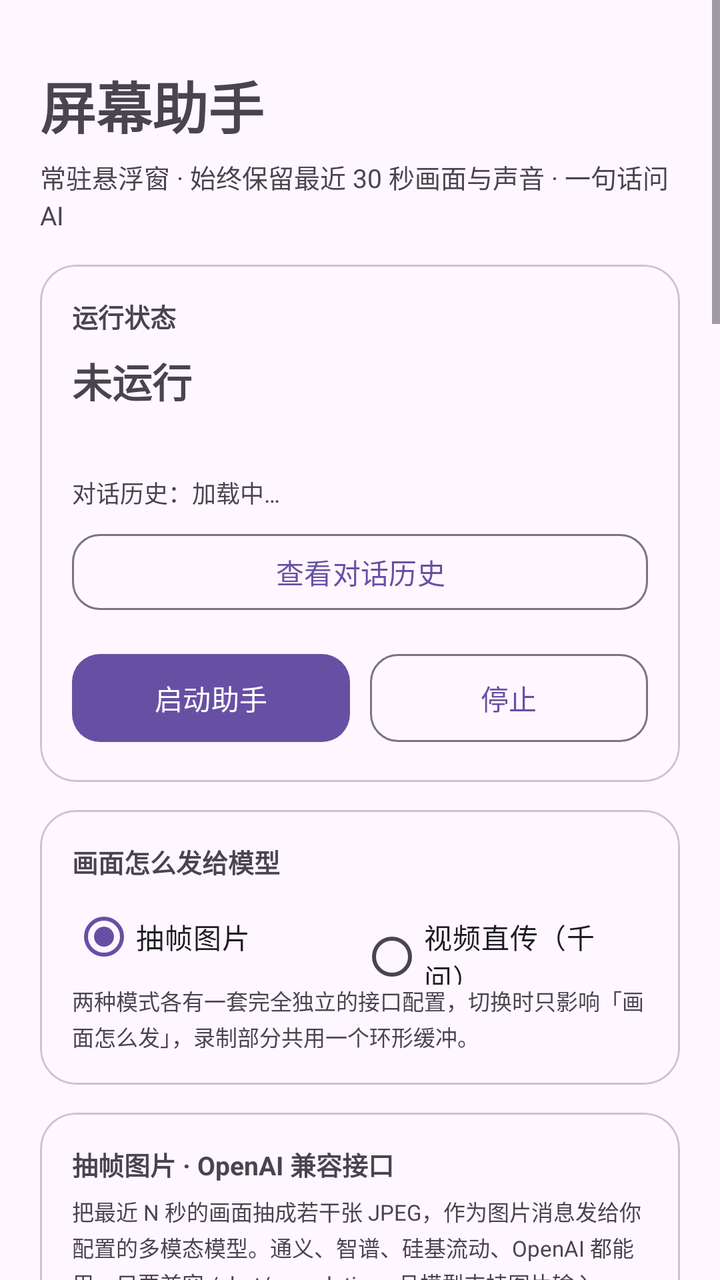
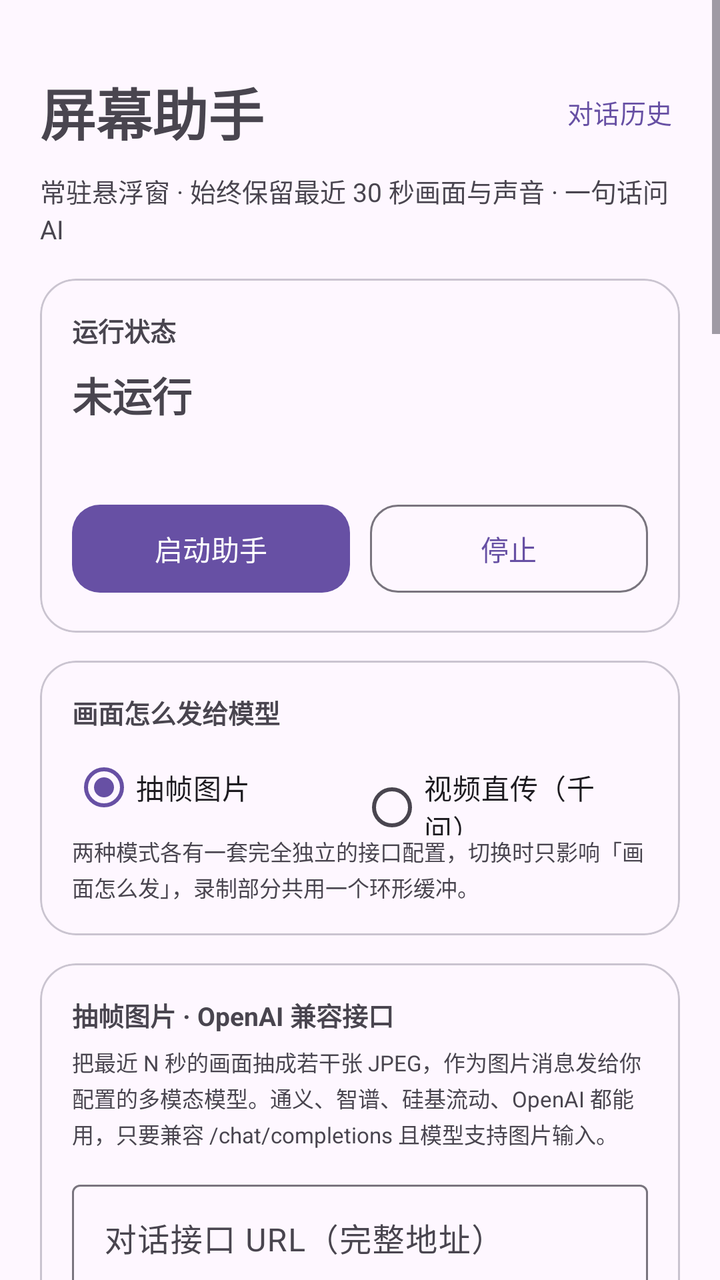

An Android layout rendered at two revisions. The XML below is the earlier revision; the diff shows what the commit changed to produce the second picture.
<!-- AndroidManifest.xml: activity theme Theme.ScreenMemory -->
<!-- res/layout/activity_main.xml -->
<?xml version="1.0" encoding="utf-8"?>
<ScrollView xmlns:android="http://schemas.android.com/apk/res/android"
    xmlns:app="http://schemas.android.com/apk/res-auto"
    android:layout_width="match_parent"
    android:layout_height="match_parent"
    android:fillViewport="true">

    <LinearLayout
        android:layout_width="match_parent"
        android:layout_height="wrap_content"
        android:orientation="vertical"
        android:padding="20dp">

        <TextView
            android:layout_width="wrap_content"
            android:layout_height="wrap_content"
            android:layout_marginTop="12dp"
            android:text="@string/app_name"
            android:textSize="28sp"
            android:textStyle="bold" />

        <TextView
            android:layout_width="match_parent"
            android:layout_height="wrap_content"
            android:layout_marginTop="6dp"
            android:layout_marginBottom="16dp"
            android:lineSpacingExtra="3dp"
            android:text="@string/app_subtitle"
            android:textSize="13sp" />

        
        <com.google.android.material.card.MaterialCardView
            android:layout_width="match_parent"
            android:layout_height="wrap_content"
            app:cardCornerRadius="18dp"
            app:cardElevation="0dp"
            app:strokeWidth="1dp">

            <LinearLayout
                android:layout_width="match_parent"
                android:layout_height="wrap_content"
                android:orientation="vertical"
                android:padding="16dp">

                <TextView
                    android:layout_width="wrap_content"
                    android:layout_height="wrap_content"
                    android:text="@string/section_status"
                    android:textSize="13sp"
                    android:textStyle="bold" />

                <TextView
                    android:id="@+id/tvStatus"
                    android:layout_width="wrap_content"
                    android:layout_height="wrap_content"
                    android:layout_marginTop="8dp"
                    android:text="未运行"
                    android:textSize="20sp"
                    android:textStyle="bold" />

                <TextView
                    android:id="@+id/tvPermission"
                    android:layout_width="match_parent"
                    android:layout_height="wrap_content"
                    android:layout_marginTop="6dp"
                    android:textSize="12sp" />

                <TextView
                    android:id="@+id/tvChatHistory"
                    android:layout_width="match_parent"
                    android:layout_height="wrap_content"
                    android:layout_marginTop="10dp"
                    android:lineSpacingExtra="2dp"
                    android:text="对话历史：加载中…"
                    android:textSize="12sp" />

                <com.google.android.material.button.MaterialButton
                    android:id="@+id/btnHistory"
                    style="@style/Widget.Material3.Button.OutlinedButton"
                    android:layout_width="match_parent"
                    android:layout_height="46dp"
                    android:layout_marginTop="8dp"
                    android:text="查看对话历史"
                    app:cornerRadius="14dp" />

                <LinearLayout
                    android:layout_width="match_parent"
                    android:layout_height="wrap_content"
                    android:layout_marginTop="14dp"
                    android:orientation="horizontal">

                    <com.google.android.material.button.MaterialButton
                        android:id="@+id/btnStart"
                        android:layout_width="0dp"
                        android:layout_height="52dp"
                        android:layout_weight="1"
                        android:text="@string/btn_start"
                        app:cornerRadius="14dp" />

                    <com.google.android.material.button.MaterialButton
                        android:id="@+id/btnStop"
                        style="@style/Widget.Material3.Button.OutlinedButton"
                        android:layout_width="0dp"
                        android:layout_height="52dp"
                        android:layout_marginStart="10dp"
                        android:layout_weight="1"
                        android:text="@string/btn_stop"
                        app:cornerRadius="14dp" />
                </LinearLayout>
            </LinearLayout>
        </com.google.android.material.card.MaterialCardView>

        
        <com.google.android.material.card.MaterialCardView
            android:layout_width="match_parent"
            android:layout_height="wrap_content"
            android:layout_marginTop="14dp"
            app:cardCornerRadius="18dp"
            app:cardElevation="0dp"
            app:strokeWidth="1dp">

            <LinearLayout
                android:layout_width="match_parent"
                android:layout_height="wrap_content"
                android:orientation="vertical"
                android:padding="16dp">

                <TextView
                    android:layout_width="wrap_content"
                    android:layout_height="wrap_content"
                    android:text="画面怎么发给模型"
                    android:textSize="13sp"
                    android:textStyle="bold" />

                <RadioGroup
                    android:id="@+id/rgMode"
                    android:layout_width="match_parent"
                    android:layout_height="wrap_content"
                    android:layout_marginTop="4dp"
                    android:orientation="horizontal">

                    <RadioButton
                        android:id="@+id/rbFrames"
                        android:layout_width="0dp"
                        android:layout_height="wrap_content"
                        android:layout_weight="1"
                        android:checked="true"
                        android:text="抽帧图片"
                        android:textSize="14sp" />

                    <RadioButton
                        android:id="@+id/rbVideo"
                        android:layout_width="0dp"
                        android:layout_height="wrap_content"
                        android:layout_weight="1"
                        android:text="视频直传（千问）"
                        android:textSize="14sp" />
                </RadioGroup>

                <TextView
                    android:layout_width="match_parent"
                    android:layout_height="wrap_content"
                    android:lineSpacingExtra="2dp"
                    android:text="两种模式各有一套完全独立的接口配置，切换时只影响「画面怎么发」，录制部分共用一个环形缓冲。"
                    android:textSize="11sp" />
            </LinearLayout>
        </com.google.android.material.card.MaterialCardView>

        
        <com.google.android.material.card.MaterialCardView
            android:id="@+id/groupFrames"
            android:layout_width="match_parent"
            android:layout_height="wrap_content"
            android:layout_marginTop="14dp"
            app:cardCornerRadius="18dp"
            app:cardElevation="0dp"
            app:strokeWidth="1dp">

            <LinearLayout
                android:layout_width="match_parent"
                android:layout_height="wrap_content"
                android:orientation="vertical"
                android:padding="16dp">

                <TextView
                    android:layout_width="wrap_content"
                    android:layout_height="wrap_content"
                    android:text="抽帧图片 · OpenAI 兼容接口"
                    android:textSize="13sp"
                    android:textStyle="bold" />

                <TextView
                    android:layout_width="match_parent"
                    android:layout_height="wrap_content"
                    android:layout_marginTop="6dp"
                    android:lineSpacingExtra="2dp"
                    android:text="把最近 N 秒的画面抽成若干张 JPEG，作为图片消息发给你配置的多模态模型。通义、智谱、硅基流动、OpenAI 都能用，只要兼容 /chat/completions 且模型支持图片输入。"
                    android:textSize="11sp" />

                <com.google.android.material.textfield.TextInputLayout
                    android:layout_width="match_parent"
                    android:layout_height="wrap_content"
                    android:layout_marginTop="12dp"
                    android:hint="对话接口 URL（完整地址）"
                    app:helperText="把完整请求地址整条粘进来，程序不会再拼接任何路径。例：https://dashscope.aliyuncs.com/compatible-mode/v1/chat/completions">

                    <com.google.android.material.textfield.TextInputEditText
                        android:id="@+id/etChatBase"
                        android:layout_width="match_parent"
                        android:layout_height="wrap_content"
                        android:inputType="textUri"
                        android:maxLines="1" />
                </com.google.android.material.textfield.TextInputLayout>

                <com.google.android.material.textfield.TextInputLayout
                    android:id="@+id/tilApiKey"
                    android:layout_width="match_parent"
                    android:layout_height="wrap_content"
                    android:layout_marginTop="8dp"
                    android:hint="API Key"
                    app:endIconMode="password_toggle"
                    app:helperText="该厂商的密钥，只保存在本机。请求时以 Authorization: Bearer 头发出；视频直传和语音转写留空时会复用它">

                    <com.google.android.material.textfield.TextInputEditText
                        android:id="@+id/etApiKey"
                        android:layout_width="match_parent"
                        android:layout_height="wrap_content"
                        android:inputType="textPassword"
                        android:maxLines="1" />
                </com.google.android.material.textfield.TextInputLayout>

                <com.google.android.material.textfield.TextInputLayout
                    android:layout_width="match_parent"
                    android:layout_height="wrap_content"
                    android:layout_marginTop="8dp"
                    android:hint="对话模型"
                    app:helperText="必须支持图片输入（多模态视觉模型），否则图片会被忽略或直接报错。例：qwen-vl-max、glm-4v-plus、gpt-4o-mini">

                    <com.google.android.material.textfield.TextInputEditText
                        android:id="@+id/etChatModel"
                        android:layout_width="match_parent"
                        android:layout_height="wrap_content"
                        android:inputType="text"
                        android:maxLines="1" />
                </com.google.android.material.textfield.TextInputLayout>

                <LinearLayout
                    android:layout_width="match_parent"
                    android:layout_height="wrap_content"
                    android:layout_marginTop="12dp"
                    android:gravity="center_vertical"
                    android:orientation="horizontal">

                    <TextView
                        android:layout_width="0dp"
                        android:layout_height="wrap_content"
                        android:layout_weight="1"
                        android:text="每次发送的画面张数（1–20）"
                        android:textSize="14sp" />

                    <com.google.android.material.textfield.TextInputLayout
                        android:layout_width="104dp"
                        android:layout_height="wrap_content"
                        android:hint="帧数"
                        app:boxBackgroundMode="outline">

                        <com.google.android.material.textfield.TextInputEditText
                            android:id="@+id/etFrames"
                            android:layout_width="match_parent"
                            android:layout_height="wrap_content"
                            android:inputType="number"
                            android:maxLength="2"
                            android:maxLines="1"
                            android:text="8"
                            android:textSize="14sp" />
                    </com.google.android.material.textfield.TextInputLayout>
                </LinearLayout>

                <com.google.android.material.slider.Slider
                    android:id="@+id/sliderFrames"
                    android:layout_width="match_parent"
                    android:layout_height="wrap_content"
                    android:stepSize="1"
                    android:value="8"
                    android:valueFrom="1"
                    android:valueTo="20" />

                <TextView
                    android:layout_width="match_parent"
                    android:layout_height="wrap_content"
                    android:lineSpacingExtra="2dp"
                    android:text="帧数是把 N 秒的画面「均匀切几刀」：8 帧＝每 3.75 秒取一张（窗口 30 秒时）。张数越多越能看出画面怎么变化，但每张约 40–70KB，请求体积和 token 成本随之上涨。可以直接在数字框里填任意值，滑块会跟着走。"
                    android:textSize="11sp" />
            </LinearLayout>
        </com.google.android.material.card.MaterialCardView>

        
        <com.google.android.material.card.MaterialCardView
            android:id="@+id/groupVideo"
            android:layout_width="match_parent"
            android:layout_height="wrap_content"
            android:layout_marginTop="14dp"
            android:visibility="gone"
            app:cardCornerRadius="18dp"
            app:cardElevation="0dp"
            app:strokeWidth="1dp">

            <LinearLayout
                android:layout_width="match_parent"
                android:layout_height="wrap_content"
                android:orientation="vertical"
                android:padding="16dp">

                <TextView
                    android:layout_width="wrap_content"
                    android:layout_height="wrap_content"
                    android:text="视频直传 · 千问（百炼）"
                    android:textSize="13sp"
                    android:textStyle="bold" />

                <TextView
                    android:layout_width="match_parent"
                    android:layout_height="wrap_content"
                    android:layout_marginTop="6dp"
                    android:lineSpacingExtra="2dp"
                    android:text="把整段 MP4（含音轨）上传到百炼临时空间，再用 oss:// 地址调用多模态接口。有三步：申请上传凭证 → 传文件 → 生成回答。文件 48 小时后自动清理。"
                    android:textSize="11sp" />

                <com.google.android.material.textfield.TextInputLayout
                    android:layout_width="match_parent"
                    android:layout_height="wrap_content"
                    android:layout_marginTop="12dp"
                    android:hint="视频对话 URL（完整地址）"
                    app:helperText="百炼 OpenAI 兼容入口，完整粘贴。例：https://dashscope.aliyuncs.com/compatible-mode/v1/chat/completions">

                    <com.google.android.material.textfield.TextInputEditText
                        android:id="@+id/etVideoChat"
                        android:layout_width="match_parent"
                        android:layout_height="wrap_content"
                        android:inputType="textUri"
                        android:maxLines="1" />
                </com.google.android.material.textfield.TextInputLayout>

                <com.google.android.material.textfield.TextInputLayout
                    android:layout_width="match_parent"
                    android:layout_height="wrap_content"
                    android:layout_marginTop="8dp"
                    android:hint="上传凭证 URL（完整地址）"
                    app:helperText="程序会在后面追加 ?action=getPolicy&amp;model=…。例：https://dashscope.aliyuncs.com/api/v1/uploads">

                    <com.google.android.material.textfield.TextInputEditText
                        android:id="@+id/etVideoUpload"
                        android:layout_width="match_parent"
                        android:layout_height="wrap_content"
                        android:inputType="textUri"
                        android:maxLines="1" />
                </com.google.android.material.textfield.TextInputLayout>

                <com.google.android.material.textfield.TextInputLayout
                    android:id="@+id/tilVideoKey"
                    android:layout_width="match_parent"
                    android:layout_height="wrap_content"
                    android:layout_marginTop="8dp"
                    android:hint="百炼 API Key（可留空）"
                    app:endIconMode="password_toggle"
                    app:helperText="留空则复用上面抽帧模式的 API Key；用阿里云百炼时建议单独填">

                    <com.google.android.material.textfield.TextInputEditText
                        android:id="@+id/etVideoKey"
                        android:layout_width="match_parent"
                        android:layout_height="wrap_content"
                        android:inputType="textPassword"
                        android:maxLines="1" />
                </com.google.android.material.textfield.TextInputLayout>

                <com.google.android.material.textfield.TextInputLayout
                    android:layout_width="match_parent"
                    android:layout_height="wrap_content"
                    android:layout_marginTop="8dp"
                    android:hint="视频模型（qwen-vl-max / qwen3.5-omni-plus）"
                    app:helperText="上传文件时会和你填的模型绑定，之后必须用同一个模型调用，否则报错">

                    <com.google.android.material.textfield.TextInputEditText
                        android:id="@+id/etVideoModel"
                        android:layout_width="match_parent"
                        android:layout_height="wrap_content"
                        android:inputType="text"
                        android:maxLines="1" />
                </com.google.android.material.textfield.TextInputLayout>

                <TextView
                    android:layout_width="wrap_content"
                    android:layout_height="wrap_content"
                    android:layout_marginTop="12dp"
                    android:text="模型能听声音吗"
                    android:textSize="14sp" />

                <TextView
                    android:id="@+id/tvAudioModeHint"
                    android:layout_width="match_parent"
                    android:layout_height="wrap_content"
                    android:textSize="11sp" />

                <RadioGroup
                    android:id="@+id/rgAudioMode"
                    android:layout_width="match_parent"
                    android:layout_height="wrap_content"
                    android:orientation="horizontal">

                    <RadioButton
                        android:id="@+id/rbAudioAuto"
                        android:layout_width="0dp"
                        android:layout_height="wrap_content"
                        android:layout_weight="1"
                        android:checked="true"
                        android:text="自动"
                        android:textSize="13sp" />

                    <RadioButton
                        android:id="@+id/rbAudioOn"
                        android:layout_width="0dp"
                        android:layout_height="wrap_content"
                        android:layout_weight="1"
                        android:text="能听"
                        android:textSize="13sp" />

                    <RadioButton
                        android:id="@+id/rbAudioOff"
                        android:layout_width="0dp"
                        android:layout_height="wrap_content"
                        android:layout_weight="1"
                        android:text="听不到"
                        android:textSize="13sp" />
                </RadioGroup>

                <TextView
                    android:layout_width="match_parent"
                    android:layout_height="wrap_content"
                    android:lineSpacingExtra="2dp"
                    android:text="「自动」按型号名判断：含 omni（如 qwen3.5-omni-plus）视为能听声音，其余视为只看画面。用了别名或新命名时手动指定。这个开关只改 prompt 措辞和状态栏标注，不改上传参数——音轨该传还是会传。"
                    android:textSize="11sp" />
            </LinearLayout>
        </com.google.android.material.card.MaterialCardView>

        
        <com.google.android.material.card.MaterialCardView
            android:layout_width="match_parent"
            android:layout_height="wrap_content"
            android:layout_marginTop="14dp"
            app:cardCornerRadius="18dp"
            app:cardElevation="0dp"
            app:strokeWidth="1dp">

            <LinearLayout
                android:layout_width="match_parent"
                android:layout_height="wrap_content"
                android:orientation="vertical"
                android:padding="16dp">

                <TextView
                    android:layout_width="wrap_content"
                    android:layout_height="wrap_content"
                    android:text="@string/section_api"
                    android:textSize="13sp"
                    android:textStyle="bold" />

                <TextView
                    android:layout_width="match_parent"
                    android:layout_height="wrap_content"
                    android:layout_marginTop="6dp"
                    android:lineSpacingExtra="2dp"
                    android:text="只用于「按住说话」：先走系统离线识别（装了离线语言包可完全断网），没结果时再用同一段录音调下面的云端接口。两种画面模式都用它，所以单独列出来。"
                    android:textSize="11sp" />

                <androidx.appcompat.widget.SwitchCompat
                    android:id="@+id/swLocalAsr"
                    android:layout_width="match_parent"
                    android:layout_height="wrap_content"
                    android:layout_marginTop="8dp"
                    android:checked="true"
                    android:text="优先用系统离线识别"
                    android:textSize="14sp" />

                <TextView
                    android:layout_width="match_parent"
                    android:layout_height="wrap_content"
                    android:lineSpacingExtra="2dp"
                    android:text="开启后按系统能力走本地识别：装了离线语言包的机型可完全断网转写，零成本零延迟。机型不支持、没装离线包或识别不出结果时，自动回退到下面的云端接口（只影响“按住说话”，不影响画面）。"
                    android:textSize="11sp" />

                <com.google.android.material.textfield.TextInputLayout
                    android:layout_width="match_parent"
                    android:layout_height="wrap_content"
                    android:layout_marginTop="12dp"
                    android:hint="转写接口 URL（完整地址）"
                    app:helperText="同样填完整地址，不会拼接路径。例：https://dashscope.aliyuncs.com/compatible-mode/v1/audio/transcriptions">

                    <com.google.android.material.textfield.TextInputEditText
                        android:id="@+id/etAsrBase"
                        android:layout_width="match_parent"
                        android:layout_height="wrap_content"
                        android:inputType="textUri"
                        android:maxLines="1" />
                </com.google.android.material.textfield.TextInputLayout>

                <com.google.android.material.textfield.TextInputLayout
                    android:id="@+id/tilAsrKey"
                    android:layout_width="match_parent"
                    android:layout_height="wrap_content"
                    android:layout_marginTop="8dp"
                    android:hint="转写 API Key（可留空）"
                    app:endIconMode="password_toggle"
                    app:helperText="留空则复用抽帧模式的 API Key">

                    <com.google.android.material.textfield.TextInputEditText
                        android:id="@+id/etAsrKey"
                        android:layout_width="match_parent"
                        android:layout_height="wrap_content"
                        android:inputType="textPassword"
                        android:maxLines="1" />
                </com.google.android.material.textfield.TextInputLayout>

                <com.google.android.material.textfield.TextInputLayout
                    android:layout_width="match_parent"
                    android:layout_height="wrap_content"
                    android:layout_marginTop="8dp"
                    android:hint="转写模型"
                    app:helperText="Whisper 协议下的模型名，如 whisper-1、SenseVoiceSmall、qwen3-asr-flash、paraformer-v2 的兼容端点">

                    <com.google.android.material.textfield.TextInputEditText
                        android:id="@+id/etAsrModel"
                        android:layout_width="match_parent"
                        android:layout_height="wrap_content"
                        android:inputType="text"
                        android:maxLines="1" />
                </com.google.android.material.textfield.TextInputLayout>
            </LinearLayout>
        </com.google.android.material.card.MaterialCardView>

        
        <com.google.android.material.card.MaterialCardView
            android:layout_width="match_parent"
            android:layout_height="wrap_content"
            android:layout_marginTop="14dp"
            app:cardCornerRadius="18dp"
            app:cardElevation="0dp"
            app:strokeWidth="1dp">

            <LinearLayout
                android:layout_width="match_parent"
                android:layout_height="wrap_content"
                android:orientation="vertical"
                android:padding="16dp">

                <TextView
                    android:layout_width="wrap_content"
                    android:layout_height="wrap_content"
                    android:text="@string/section_capture"
                    android:textSize="13sp"
                    android:textStyle="bold" />

                <LinearLayout
                    android:layout_width="match_parent"
                    android:layout_height="wrap_content"
                    android:layout_marginTop="12dp"
                    android:gravity="center_vertical"
                    android:orientation="horizontal">

                    <TextView
                        android:layout_width="0dp"
                        android:layout_height="wrap_content"
                        android:layout_weight="1"
                        android:text="保留最近多少秒（5–60）"
                        android:textSize="14sp" />

                    <com.google.android.material.textfield.TextInputLayout
                        android:layout_width="104dp"
                        android:layout_height="wrap_content"
                        android:hint="秒数"
                        app:boxBackgroundMode="outline">

                        <com.google.android.material.textfield.TextInputEditText
                            android:id="@+id/etSeconds"
                            android:layout_width="match_parent"
                            android:layout_height="wrap_content"
                            android:inputType="number"
                            android:maxLength="2"
                            android:maxLines="1"
                            android:text="30"
                            android:textSize="14sp" />
                    </com.google.android.material.textfield.TextInputLayout>
                </LinearLayout>

                <com.google.android.material.slider.Slider
                    android:id="@+id/sliderSeconds"
                    android:layout_width="match_parent"
                    android:layout_height="wrap_content"
                    android:stepSize="1"
                    android:value="30"
                    android:valueFrom="5"
                    android:valueTo="60" />

                <TextView
                    android:layout_width="match_parent"
                    android:layout_height="wrap_content"
                    android:text="环形缓冲的窗口长度：内存里始终保留最近这么多秒的编码数据，点「发送」时从中截取。越长越能覆盖刚才发生的事，内存占用也按比例增长（60 秒、1080p/6Mbps 约 45MB）。"
                    android:textSize="11sp" />

                <TextView
                    android:layout_width="wrap_content"
                    android:layout_height="wrap_content"
                    android:layout_marginTop="12dp"
                    android:text="画质"
                    android:textSize="14sp" />

                <RadioGroup
                    android:id="@+id/rgQuality"
                    android:layout_width="match_parent"
                    android:layout_height="wrap_content"
                    android:orientation="horizontal">

                    <RadioButton
                        android:id="@+id/rbQualitySaver"
                        android:layout_width="0dp"
                        android:layout_height="wrap_content"
                        android:layout_weight="1"
                        android:text="省流"
                        android:textSize="14sp" />

                    <RadioButton
                        android:id="@+id/rbQualityStandard"
                        android:layout_width="0dp"
                        android:layout_height="wrap_content"
                        android:layout_weight="1"
                        android:checked="true"
                        android:text="标准"
                        android:textSize="14sp" />

                    <RadioButton
                        android:id="@+id/rbQualitySharp"
                        android:layout_width="0dp"
                        android:layout_height="wrap_content"
                        android:layout_weight="1"
                        android:text="清晰"
                        android:textSize="14sp" />
                </RadioGroup>

                <TextView
                    android:id="@+id/tvQualityHint"
                    android:layout_width="match_parent"
                    android:layout_height="wrap_content"
                    android:textSize="11sp" />

                <TextView
                    android:layout_width="match_parent"
                    android:layout_height="wrap_content"
                    android:lineSpacingExtra="2dp"
                    android:text="画质是一个整体：同时决定录制分辨率、H.264 码率、抽帧尺寸和 JPEG 质量。只看 UI 和小字用「标准」，表格/代码/报错码用「清晰」，流量吃紧用「省流」。改完需要重新启动助手才生效——编码器参数在启动时锁定。"
                    android:textSize="11sp" />

                <TextView
                    android:layout_width="match_parent"
                    android:layout_height="wrap_content"
                    android:layout_marginTop="10dp"
                    android:lineSpacingExtra="2dp"
                    android:text="声音：只录应用内播放的声音（回放捕获）。通话、语音消息这类声音系统不允许采集；部分 App（如带版权内容的视频/音乐）会主动禁止内录，此时片段里只有静音。\n\n发送前会检测音频振幅，采不到声音会在面板里明确提示，不会假装有声音。"
                    android:textSize="11sp" />

                <androidx.appcompat.widget.SwitchCompat
                    android:id="@+id/swSaveClip"
                    android:layout_width="match_parent"
                    android:layout_height="wrap_content"
                    android:layout_marginTop="8dp"
                    android:checked="true"
                    android:text="把提问时的片段另存到手机"
                    android:textSize="14sp" />
            </LinearLayout>
        </com.google.android.material.card.MaterialCardView>

        <TextView
            android:layout_width="match_parent"
            android:layout_height="wrap_content"
            android:layout_marginTop="16dp"
            android:layout_marginBottom="24dp"
            android:lineSpacingExtra="3dp"
            android:text="隐私提示：画面只在内存里循环覆盖，只有你点「发送」时才会抽帧或上传片段；片段文件默认保存在应用私有目录，可随时删除。录音/录屏都需要你本人授权，请勿用于未经他人同意的场景。"
            android:textSize="11sp" />
    </LinearLayout>
</ScrollView>
<!-- resources referenced by this layout -->
<resources>
  <string name="app_name">屏幕助手</string>
  <string name="app_subtitle">常驻悬浮窗 · 始终保留最近 30 秒画面与声音 · 一句话问 AI</string>
  <string name="btn_start">启动助手</string>
  <string name="btn_stop">停止</string>
  <string name="section_api">语音转写 · 按住说话</string>
  <string name="section_capture">录制参数</string>
  <string name="section_status">运行状态</string>
  <style name="Theme.ScreenMemory" parent="Theme.Material3.DayNight.NoActionBar">
          <item name="android:statusBarColor">@android:color/transparent</item>
          <item name="android:windowLightStatusBar">true</item>
      </style>
</resources>

<!-- the commit's change to res/layout/activity_main.xml (unified diff, before → after) -->
@@ -11,13 +11,33 @@
         android:orientation="vertical"
         android:padding="20dp">
 
-        <TextView
-            android:layout_width="wrap_content"
+        
+        <LinearLayout
+            android:layout_width="match_parent"
             android:layout_height="wrap_content"
             android:layout_marginTop="12dp"
-            android:text="@string/app_name"
-            android:textSize="28sp"
-            android:textStyle="bold" />
+            android:gravity="center_vertical"
+            android:orientation="horizontal">
+
+            <TextView
+                android:layout_width="0dp"
+                android:layout_height="wrap_content"
+                android:layout_weight="1"
+                android:text="@string/app_name"
+                android:textSize="28sp"
+                android:textStyle="bold" />
+
+            <com.google.android.material.button.MaterialButton
+                android:id="@+id/btnHistory"
+                style="@style/Widget.Material3.Button.TextButton"
+                android:layout_width="wrap_content"
+                android:layout_height="wrap_content"
+                android:minWidth="0dp"
+                android:paddingStart="12dp"
+                android:paddingEnd="4dp"
+                android:text="对话历史"
+                android:textSize="13sp" />
+        </LinearLayout>
 
         <TextView
             android:layout_width="match_parent"
@@ -64,24 +84,6 @@
                     android:layout_height="wrap_content"
                     android:layout_marginTop="6dp"
                     android:textSize="12sp" />
-
-                <TextView
-                    android:id="@+id/tvChatHistory"
-                    android:layout_width="match_parent"
-                    android:layout_height="wrap_content"
-                    android:layout_marginTop="10dp"
-                    android:lineSpacingExtra="2dp"
-                    android:text="对话历史：加载中…"
-                    android:textSize="12sp" />
-
-                <com.google.android.material.button.MaterialButton
-                    android:id="@+id/btnHistory"
-                    style="@style/Widget.Material3.Button.OutlinedButton"
-                    android:layout_width="match_parent"
-                    android:layout_height="46dp"
-                    android:layout_marginTop="8dp"
-                    android:text="查看对话历史"
-                    app:cornerRadius="14dp" />
 
                 <LinearLayout
                     android:layout_width="match_parent"
